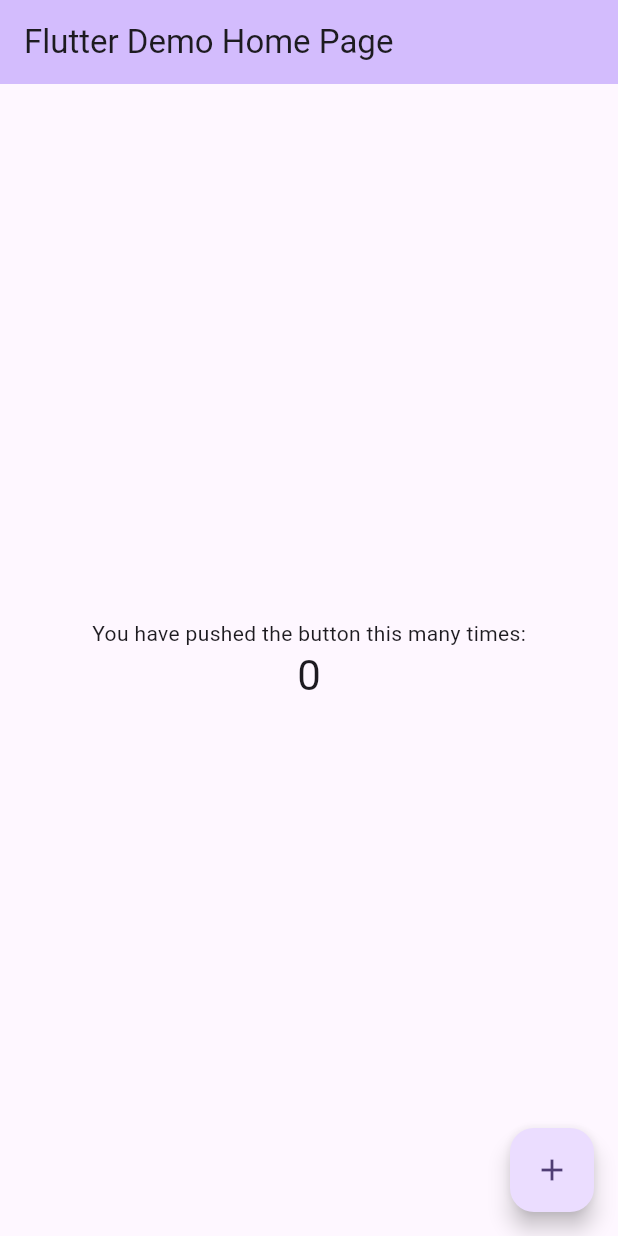
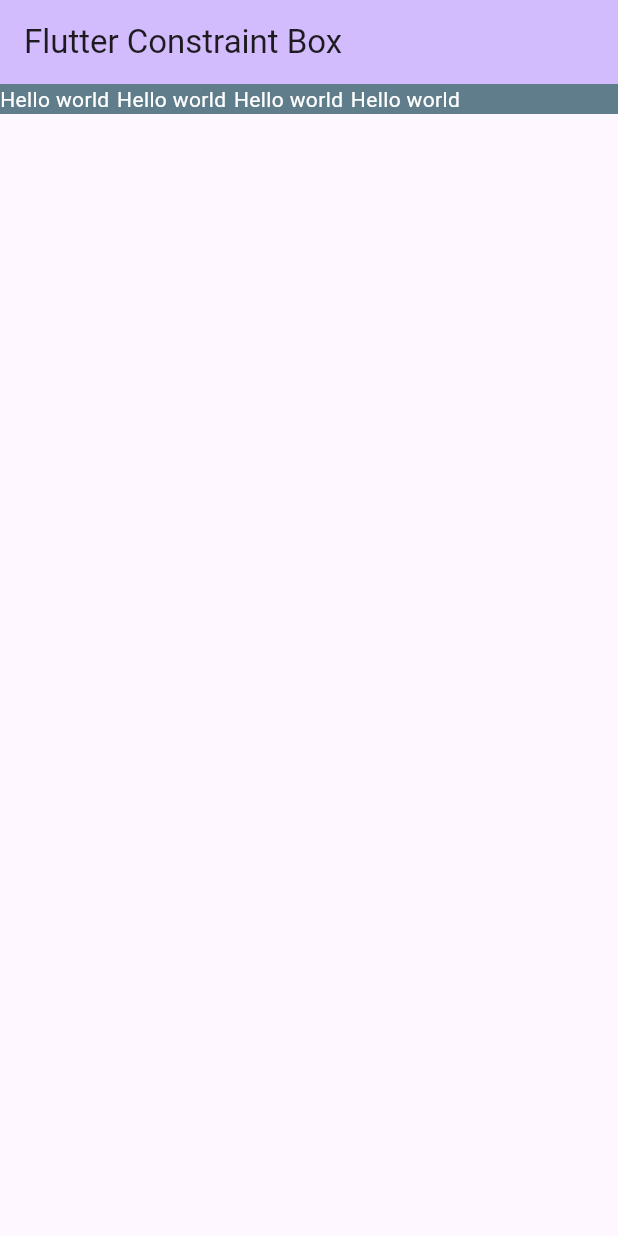
Before and after one commit to AnirudhDas01/flutter_prac_2, a Flutter app: the screen it shows after launch, on a phone screen of 412 x 824 dp. Run offline on Flutter 3.47's test engine with Material 3 defaults, Android fonts, the phone set to English and light mode, and no system bars.

Commit message:
code update

```diff
--- a/lib/main.dart
+++ b/lib/main.dart
@@ -10,63 +10,42 @@
   @override
   Widget build(BuildContext context) {
     return MaterialApp(
-      title: 'Flutter Demo',
+      debugShowCheckedModeBanner: false,
       theme: ThemeData(colorScheme: .fromSeed(seedColor: Colors.deepPurple)),
-      home: const MyHomePage(title: 'Flutter Demo Home Page'),
+      home: const MyHomePage(),
     );
   }
 }
 
 class MyHomePage extends StatefulWidget {
-  const MyHomePage({super.key, required this.title});
-  final String title;
+  const MyHomePage({super.key});
 
   @override
   State<MyHomePage> createState() => _MyHomePageState();
 }
 
 class _MyHomePageState extends State<MyHomePage> {
-  int _counter = 0;
-
-  void _incrementCounter() {
-    setState(() {
-      _counter++;
-    });
-  }
-
-  @override
-  void initState() {
-    super.initState();
-  }
-
-  @override
-  void dispose() {
-    super.dispose();
-  }
-
   @override
   Widget build(BuildContext context) {
     return Scaffold(
       appBar: AppBar(
         backgroundColor: Theme.of(context).colorScheme.inversePrimary,
-        title: Text(widget.title),
+        title: Text("Flutter Constraint Box"),
       ),
-      body: Center(
-        child: Column(
-          mainAxisAlignment: .center,
-          children: [
-            const Text('You have pushed the button this many times:'),
-            Text(
-              '$_counter',
-              style: Theme.of(context).textTheme.headlineMedium,
-            ),
-          ],
+      body: ConstrainedBox(
+        constraints: BoxConstraints(minWidth: 100, maxHeight: double.infinity),
+        child: Container(
+          decoration: BoxDecoration(color: Colors.blueGrey),
+          child: Row(
+            spacing: 5,
+            children: [
+              Text("Hello world", style: TextStyle(color: Colors.white)),
+              Text("Hello world", style: TextStyle(color: Colors.white)),
+              Text("Hello world", style: TextStyle(color: Colors.white)),
+              Text("Hello world", style: TextStyle(color: Colors.white)),
+            ],
+          ),
         ),
-      ),
-      floatingActionButton: FloatingActionButton(
-        onPressed: _incrementCounter,
-        tooltip: 'Increment',
-        child: const Icon(Icons.add),
       ),
     );
   }
```
